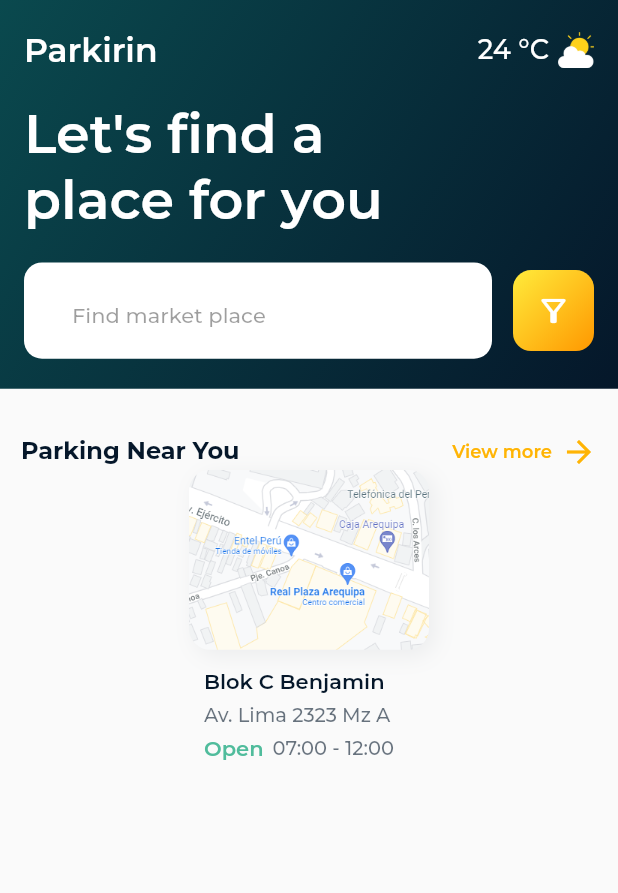
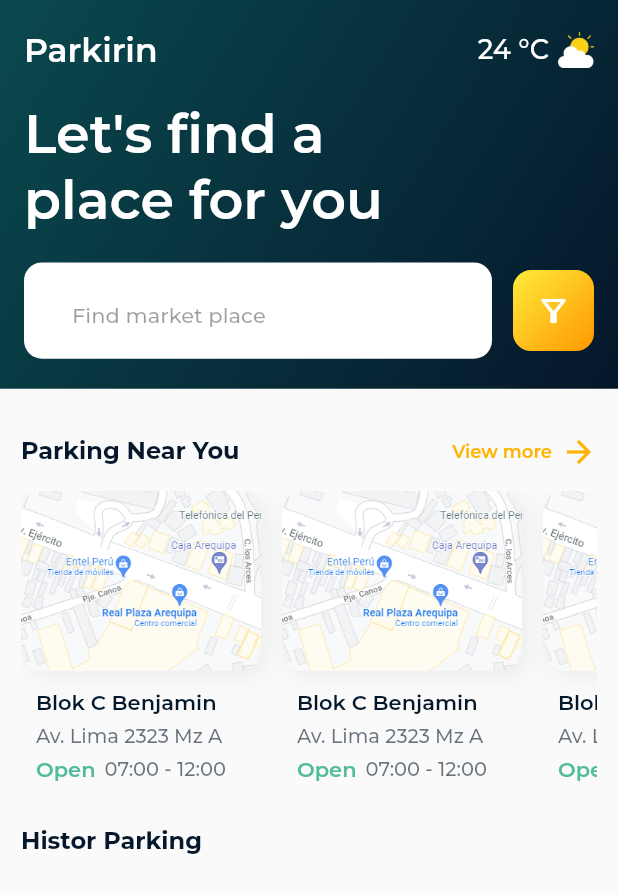
Before and after one commit to stark-ace-1891/tf08p_0020_codigo_ui, a Flutter app: the screen it shows after launch, on a phone screen of 412 x 824 dp. Shown: the top 893 px of the screen. Run offline on Flutter 3.47's test engine with Material 2 defaults, Android fonts, the phone set to English and light mode, and no system bars; our stand-ins replace google_fonts.

Commit message:
Acabando slider principal

```diff
--- a/lib/pages/home_page.dart
+++ b/lib/pages/home_page.dart
@@ -3,6 +3,7 @@ import 'package:flutter/src/widgets/framework.dart';
 import 'package:flutter/src/widgets/placeholder.dart';
 import 'package:google_fonts/google_fonts.dart';
 import 'package:tf08p_0020_codigo_ui/pages/constantes.dart';
+import 'package:tf08p_0020_codigo_ui/widget/item_slider_widget.dart';
 
 class HomePage extends StatelessWidget {
   const HomePage({super.key});
@@ -180,85 +181,33 @@ class HomePage extends StatelessWidget {
                       ),
                     ],
                   ),
-                  Container(
-                    width: 160,
-                    child: Column(
-                      crossAxisAlignment: CrossAxisAlignment.start,
+                  SizedBox(
+                    height: 14,
+                  ),
+                  SingleChildScrollView(
+                    scrollDirection: Axis.horizontal,
+                    physics: BouncingScrollPhysics(),
+                    child: Row(
                       children: [
-                        Container(
-                          height: 120,
-                          decoration: BoxDecoration(
-                            borderRadius: BorderRadius.circular(14),
-                            boxShadow: [
-                              BoxShadow(
-                                color: kColorPrimary.withOpacity(0.06),
-                                blurRadius: 12,
-                                offset: Offset(4, 4),
-                              ),
+                        ItemSilderWidget(),
+                        ItemSilderWidget(),
+                        ItemSilderWidget(),
+                        ItemSilderWidget(),
                       ],
-                            image: DecorationImage(
-                              fit: BoxFit.cover,
-                              image: AssetImage(
-                                "assets/images/maps.png",
-                              ),
-                            ),
-                          ),
-                        ),
-                        Padding(
-                          padding: const EdgeInsets.symmetric(
-                            horizontal: 10,
-                            vertical: 12,
-                          ),
-                          child: Column(
-                            crossAxisAlignment: CrossAxisAlignment.start,
-                            children: [
-                              Text(
-                                "Blok C Benjamin",
-                                overflow: TextOverflow.ellipsis,
-                                maxLines: 1,
-                                style: GoogleFonts.montserrat(
-                                  color: kColorPrimary,
-                                  fontWeight: FontWeight.w600,
                     ),
                   ),
                   SizedBox(
-                                height: 6,
-                              ),
-                              Text(
-                                "Av. Lima 2323 Mz A",
-                                overflow: TextOverflow.ellipsis,
-                                maxLines: 1,
-                                style: GoogleFonts.montserrat(
-                                  color: kColorPrimary.withOpacity(0.6),
-                                  fontSize: 13,
-                                  fontWeight: FontWeight.w500,
-                                ),
-                              ),
-                              SizedBox(
-                                height: 6,
+                    height: 18,
                   ),
                   Row(
+                    mainAxisAlignment: MainAxisAlignment.spaceBetween,
                     children: [
                       Text(
-                                    "Open",
+                        "Histor Parking",
                         style: GoogleFonts.montserrat(
-                                      color: Color(0xff50bc9c),
-                                      fontWeight: FontWeight.w600,
-                                    ),
-                                  ),
-                                  SizedBox(
-                                    width: 6,
-                                  ),
-                                  Expanded(
-                                    child: Text(
-                                      "07:00 - 12:00",
-                                      overflow: TextOverflow.ellipsis,
-                                      maxLines: 1,
-                                      style: GoogleFonts.montserrat(
-                                        color: kColorPrimary.withOpacity(0.6),
-                                        fontSize: 13,
-                                        fontWeight: FontWeight.w500,
-                                      ),
+                          fontSize: 16,
+                          fontWeight: FontWeight.w700,
+                          color: kColorPrimary,
                         ),
                       ),
                     ],
@@ -269,12 +218,6 @@ class HomePage extends StatelessWidget {
           ],
         ),
       ),
-                ],
-              ),
-            ),
-          ],
-        ),
-      ),
     );
   }
 }
--- /dev/null
+++ b/lib/widget/item_slider_widget.dart
@@ -0,0 +1,103 @@
+import 'package:flutter/material.dart';
+import 'package:google_fonts/google_fonts.dart';
+import 'package:tf08p_0020_codigo_ui/pages/constantes.dart';
+
+class ItemSilderWidget extends StatelessWidget {
+  const ItemSilderWidget({super.key});
+
+  @override
+  Widget build(BuildContext context) {
+    return Container(
+      margin: EdgeInsets.only(
+        right: 14,
+      ),
+      width: 160,
+      child: Column(
+        crossAxisAlignment: CrossAxisAlignment.start,
+        children: [
+          Container(
+            height: 120,
+            decoration: BoxDecoration(
+              borderRadius: BorderRadius.circular(14),
+              boxShadow: [
+                BoxShadow(
+                  color: kColorPrimary.withOpacity(0.06),
+                  blurRadius: 12,
+                  offset: Offset(4, 4),
+                ),
+              ],
+              image: DecorationImage(
+                fit: BoxFit.cover,
+                image: AssetImage(
+                  "assets/images/maps.png",
+                ),
+              ),
+            ),
+          ),
+          Padding(
+            padding: const EdgeInsets.symmetric(
+              horizontal: 10,
+              vertical: 12,
+            ),
+            child: Column(
+              crossAxisAlignment: CrossAxisAlignment.start,
+              children: [
+                Text(
+                  "Blok C Benjamin",
+                  overflow: TextOverflow.ellipsis,
+                  maxLines: 1,
+                  style: GoogleFonts.montserrat(
+                    color: kColorPrimary,
+                    fontWeight: FontWeight.w600,
+                  ),
+                ),
+                SizedBox(
+                  height: 6,
+                ),
+                Text(
+                  "Av. Lima 2323 Mz A",
+                  overflow: TextOverflow.ellipsis,
+                  maxLines: 1,
+                  style: GoogleFonts.montserrat(
+                    color: kColorPrimary.withOpacity(0.6),
+                    fontSize: 13,
+                    fontWeight: FontWeight.w500,
+                  ),
+                ),
+                SizedBox(
+                  height: 6,
+                ),
+                Row(
+                  children: [
+                    Text(
+                      "Open",
+                      style: GoogleFonts.montserrat(
+                        color: Color(0xff50bc9c),
+                        fontWeight: FontWeight.w600,
+                      ),
+                    ),
+                    SizedBox(
+                      width: 6,
+                    ),
+                    Expanded(
+                      child: Text(
+                        "07:00 - 12:00",
+                        overflow: TextOverflow.ellipsis,
+                        maxLines: 1,
+                        style: GoogleFonts.montserrat(
+                          color: kColorPrimary.withOpacity(0.6),
+                          fontSize: 13,
+                          fontWeight: FontWeight.w500,
+                        ),
+                      ),
+                    ),
+                  ],
+                ),
+              ],
+            ),
+          ),
+        ],
+      ),
+    );
+  }
+}
```
Lines whose indentation alone changed are shown as unchanged.
